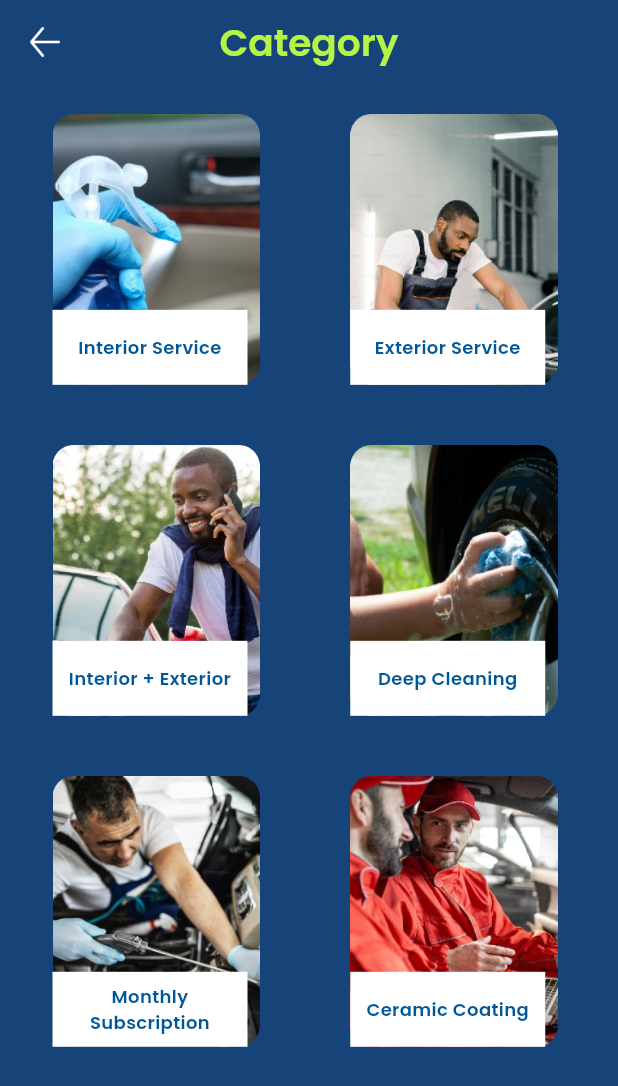
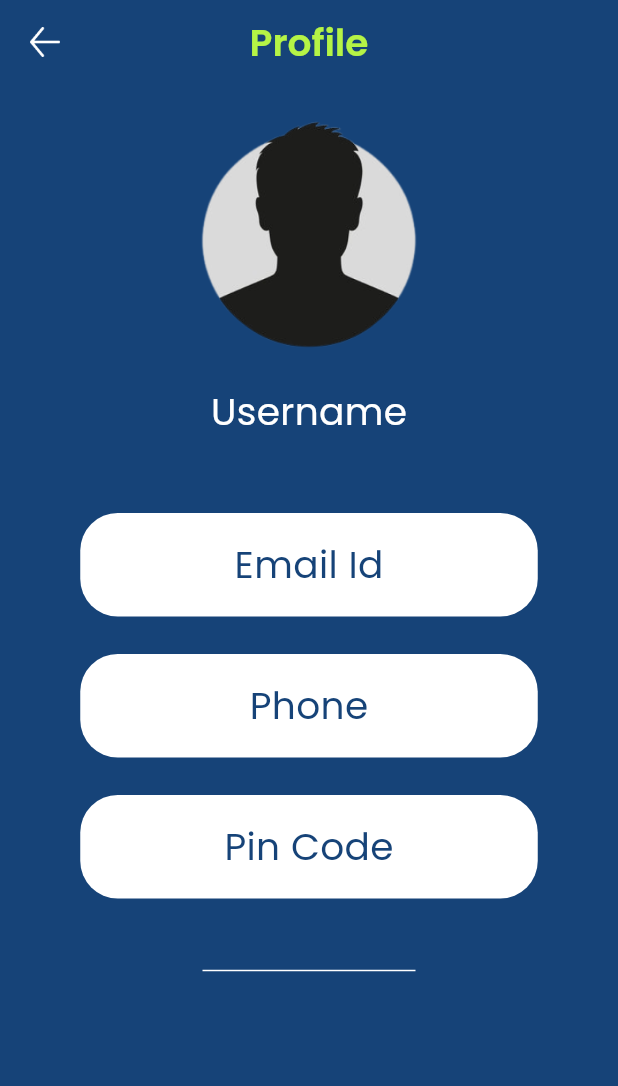
Before and after one commit to Sudipta3rare/caremint, a Flutter app: the screen it shows after launch, on a phone screen of 412 x 824 dp. Shown: the top 1086 px of the screen. Run offline on Flutter 3.47's test engine with Material 3 defaults, Android fonts, the phone set to English and light mode, and no system bars; our stand-ins replace cached_network_image, carousel_slider, dio, expandable, flutter_rating_bar, flutter_toggle_tab and 5 more; missing offline and left inert: simple_ripple_animation; network calls fail.

Commit message:
Profile Page Ui created success

```diff
--- a/lib/app_routes.dart
+++ b/lib/app_routes.dart
@@ -3,6 +3,7 @@ import 'package:caremint/ui/pages/categories/category_page.dart';
 import 'package:caremint/ui/pages/categories/exterior_services.dart';
 import 'package:caremint/ui/pages/home_page.dart';
 import 'package:caremint/ui/pages/my_orders_page.dart';
+import 'package:caremint/ui/pages/profile_page.dart';
 import 'package:caremint/ui/pages/splash_screen.dart';
 import 'package:get/get.dart';
 
@@ -11,7 +12,7 @@ class AppRoutes {
 
   AppRoutes._(); //this is to prevent anyone from instantiating this object
   static final routes = [
-    GetPage(name: '/', page: () =>  CategoryPage(), transition: Transition.fade),
+    GetPage(name: '/', page: () =>  ProfilePage(), transition: Transition.fade),
     GetPage(name: '/', page: () =>  SplashPage(), transition: Transition.fade),
     GetPage(name: '/home', page: () =>  HomePage(), transition: Transition.fade),
     GetPage(name: '/service', page: () =>  ExteriorServices(), transition: Transition.fade),
--- a/lib/ui/pages/categories/category_page.dart
+++ b/lib/ui/pages/categories/category_page.dart
@@ -1,7 +1,6 @@
 import 'package:caremint/controllers/categories_controller/category_page_controller.dart';
 import 'package:flutter/material.dart';
 import 'package:get/get.dart';
-import '../../widget/bottom_oval_clipper.dart';
 import '../../widget/custom_app_bar.dart';
 
 class CategoryPage extends StatelessWidget {
@@ -172,43 +171,6 @@ class CategoryPage extends StatelessWidget {
                           ],
                         ),
                       ),
-
-
-                      /* Padding(
-                      padding: EdgeInsets.all(20),
-                      child: Image.asset(
-                        "assets/images/exteriorimg.png",
-                        fit: BoxFit.fill,
-                      ),
-                    ),
-                    Padding(
-                      padding: EdgeInsets.all(20),
-                      child: Image.asset(
-                        "assets/images/interiorandexteriorimg.png",
-                        fit: BoxFit.fill,
-                      ),
-                    ),
-                    Padding(
-                      padding: EdgeInsets.all(20),
-                      child: Image.asset(
-                        "assets/images/deepcleaningimg.png",
-                        fit: BoxFit.fill,
-                      ),
-                    ),
-                    Padding(
-                      padding: EdgeInsets.all(20),
-                      child: Image.asset(
-                        "assets/images/monthlysubimg.png",
-                        fit: BoxFit.fill,
-                      ),
-                    ),
-                    Padding(
-                      padding: EdgeInsets.all(20),
-                      child: Image.asset(
-                        "assets/images/ceramicimg.png",
-                        fit: BoxFit.fill,
-                      ),
-                    ),*/
                     ],
                   ),
                 )
--- /dev/null
+++ b/lib/ui/pages/profile_page.dart
@@ -0,0 +1,107 @@
+import 'package:flutter/cupertino.dart';
+import 'package:flutter/material.dart';
+
+import '../widget/custom_app_bar.dart';
+
+
+class ProfilePage extends StatelessWidget {
+  const ProfilePage({Key? key}) : super(key: key);
+
+  @override
+  Widget build(BuildContext context) {
+    return MediaQuery(
+      data: MediaQuery.of(context).copyWith(textScaleFactor: 1.0),
+      child: Scaffold(
+        appBar: _buildAppBar(),
+        body:  Container(
+          width:double.maxFinite,
+          height: double.maxFinite,
+          color:  const Color(0XFF164378),
+          child:  Column(
+            crossAxisAlignment: CrossAxisAlignment.center,
+            children: [
+              Container(
+                decoration: BoxDecoration(
+                  borderRadius: BorderRadius.circular(100),
+                 // border: Border.all(color: Colors.white, width: 2.0),
+                ),
+                child: ClipRRect(
+                  borderRadius: BorderRadius.circular(100),
+                  child: Image.asset('assets/images/profilepicture.png',height: 200, width: 200,
+                    fit: BoxFit.cover) // Replace 'default_image.png' with your actual default image asset path
+                ),
+              ),
+              Text("Username",style: TextStyle(color:Colors.white,fontSize:25,fontFamily:"PoppinsRegular")),
+              SizedBox(height: 50),
+              Container(
+                alignment: Alignment.center,
+                width: 305,
+                height: 69,
+                decoration: BoxDecoration(
+                  color: Colors.white,
+                  borderRadius: BorderRadius.all( Radius.circular(25.0)),
+                ),
+                child:Text("Email Id",style: TextStyle(color:Color(0XFF164378),fontSize:25,fontFamily:"PoppinsRegular"))
+              ),
+
+              SizedBox(height: 25),
+
+              Container(
+                  alignment: Alignment.center,
+                  width: 305,
+                  height: 69,
+                  decoration: BoxDecoration(
+                    color: Colors.white,
+                    borderRadius: BorderRadius.all( Radius.circular(25.0)),
+                  ),
+                  child:Text("Phone",style: TextStyle(color:Color(0XFF164378),fontSize:25,fontFamily:"PoppinsRegular"))
+              ),
+
+              SizedBox(height: 25),
+
+              Container(
+                  alignment: Alignment.center,
+                  width: 305,
+                  height: 69,
+                  decoration: BoxDecoration(
+                    color: Colors.white,
+                    borderRadius: BorderRadius.all( Radius.circular(25.0)),
+                  ),
+                  child:Text("Pin Code",style: TextStyle(color:Color(0XFF164378),fontSize:25,fontFamily:"PoppinsRegular"))
+              ),
+
+              SizedBox(height: 40),
+
+              Divider(
+                  indent: 135,
+                  endIndent: 135,
+                  color: Colors.white),
+            ],
+
+          ),
+        ),
+      ),
+    );
+  }
+
+  PreferredSizeWidget _buildAppBar() {
+    return CustomAppBar(
+      leadingWidth: 40,
+      leading: Padding(
+          padding: EdgeInsets.only(left: 20),
+          child: Image.asset(
+            "assets/images/backbutton.png",
+            width: 20,
+            height: 20,
+          )),
+      centerTitle: true,
+      title: Text("Profile",
+          style: TextStyle(
+            color: Color(0XFFB5F446),
+            fontSize: 25,
+            fontFamily: "PoppinsSemiBold",
+          )),
+    );
+  }
+
+}
--- a/pubspec.yaml
+++ b/pubspec.yaml
@@ -80,7 +80,7 @@ flutter:
   fonts:
     - family: Cinzel
       fonts:
-        - asset: assets/fonts/Cinzel_Regular.ttf
+        - asset: assets/fonts/CinzelRegular.ttf
           weight: 400
     - family: PoppinsSemiBold
       fonts:
@@ -90,6 +90,10 @@ flutter:
       fonts:
         - asset: assets/fonts/PoppinsBold.ttf
           weight: 700
+    - family: PoppinsRegular
+      fonts:
+        - asset: assets/fonts/PoppinsRegular.ttf
+          weight: 400
 
   # An image asset can refer to one or more resolution-specific "variants", see
   # https://flutter.dev/assets-and-images/#resolution-aware
```
Also changed, not shown: assets/fonts/CinzelRegular.ttf (renamed from assets/fonts/Cinzel_Regular.ttf), assets/fonts/PoppinsRegular.ttf (added), assets/images/profilepicture.png (added), pubspec.lock.
